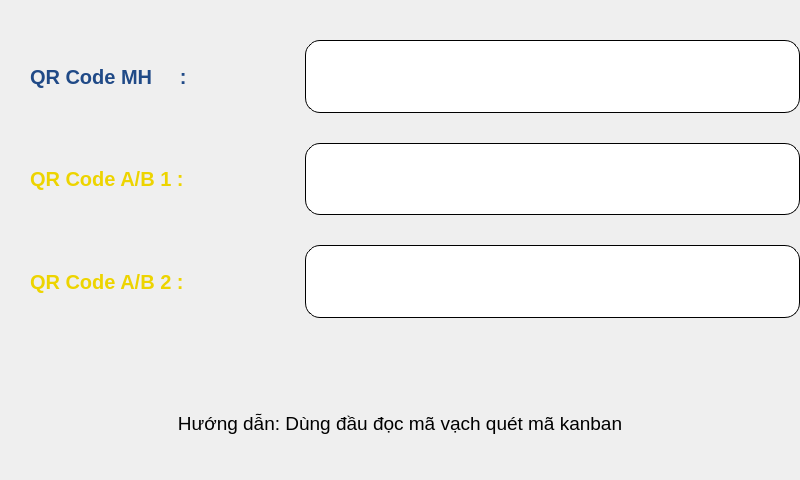
This is wScanKanbanCode.ui in NguyenTrongThinh/qakensagaikan as Qt 5 draws it before an edit. The edited form follows.
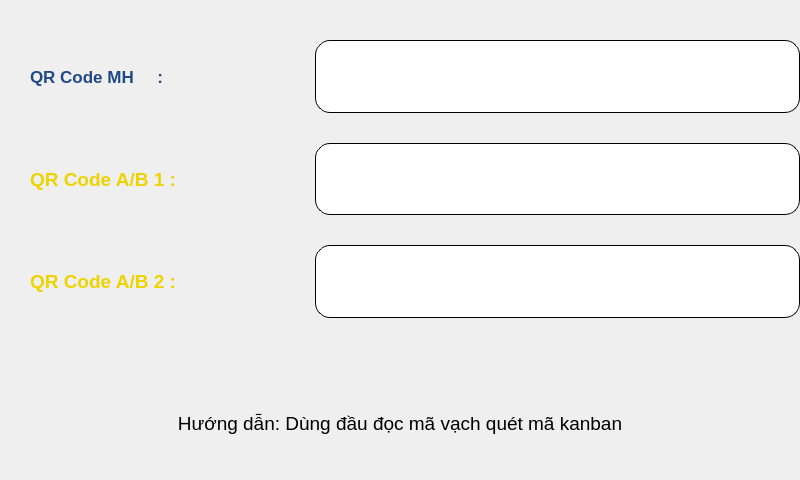
This is the edited form. Icons and pictures are not drawn.

```diff
--- a/wScanKanbanCode.ui
+++ b/wScanKanbanCode.ui
@@ -74,13 +74,13 @@
          </property>
          <property name="maximumSize">
           <size>
-           <width>155</width>
+           <width>165</width>
            <height>16777215</height>
           </size>
          </property>
          <property name="font">
           <font>
-           <pointsize>15</pointsize>
+           <pointsize>13</pointsize>
            <weight>75</weight>
            <bold>true</bold>
           </font>
@@ -134,7 +134,7 @@
          </property>
          <property name="font">
           <font>
-           <pointsize>20</pointsize>
+           <pointsize>18</pointsize>
            <weight>75</weight>
            <bold>true</bold>
           </font>
@@ -178,13 +178,13 @@
          </property>
          <property name="maximumSize">
           <size>
-           <width>155</width>
+           <width>165</width>
            <height>16777215</height>
           </size>
          </property>
          <property name="font">
           <font>
-           <pointsize>15</pointsize>
+           <pointsize>14</pointsize>
            <weight>75</weight>
            <bold>true</bold>
           </font>
@@ -235,7 +235,7 @@
          </property>
          <property name="font">
           <font>
-           <pointsize>20</pointsize>
+           <pointsize>18</pointsize>
            <weight>75</weight>
            <bold>true</bold>
           </font>
@@ -278,13 +278,13 @@
          </property>
          <property name="maximumSize">
           <size>
-           <width>155</width>
+           <width>165</width>
            <height>16777215</height>
           </size>
          </property>
          <property name="font">
           <font>
-           <pointsize>15</pointsize>
+           <pointsize>14</pointsize>
            <weight>75</weight>
            <bold>true</bold>
           </font>
@@ -326,7 +326,7 @@
         <widget class="QLabel" name="lbCodeAB2">
          <property name="font">
           <font>
-           <pointsize>20</pointsize>
+           <pointsize>18</pointsize>
            <weight>75</weight>
            <bold>true</bold>
           </font>
```
